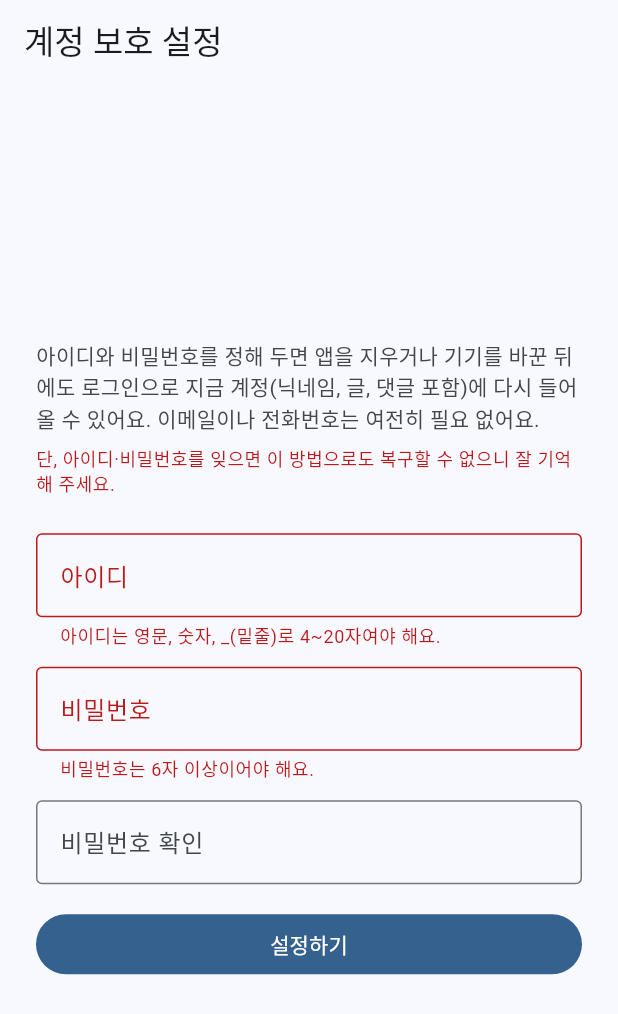
After one commit to orangenova91/sokdak, a Flutter app: the CredentialsSetupScreen screen opened by its route, after a tap on "설정하기", on a phone screen of 412 x 824 dp. The commit adds this screen. Shown: the top 1014 px of the screen. Run offline on Flutter 3.47's test engine with Material 3 defaults, Android fonts, the phone set to English and light mode, and no system bars; our stand-ins replace flutter_riverpod, go_router, supabase_flutter; accounts and stored records are empty.

Commit message:
로그인 시스템 개선 로그아웃 가능

```diff
--- /dev/null
+++ b/lib/core/util/username_credentials.dart
@@ -0,0 +1,32 @@
+/// 아이디·비밀번호 로그인에 쓰는 규칙과 변환 규칙.
+///
+/// Supabase Auth의 비밀번호 로그인은 "이메일 + 비밀번호" 구조로만 동작하므로,
+/// 이용자가 정한 아이디를 실제로 존재하지 않는(.invalid) 내부용 주소로 변환해서 쓴다.
+/// .invalid 는 RFC 2606이 "절대 실제 도메인이 될 수 없다"고 예약해 둔 TLD라서,
+/// 메일을 보내거나 받을 일이 없는 이 용도에 안전하다. 화면에는 이 변환이 전혀
+/// 드러나지 않고, 이용자는 "아이디"만 입력한다.
+class UsernameCredentials {
+  UsernameCredentials._();
+
+  static const _domain = 'users.sokdak.invalid';
+
+  static final _usernamePattern = RegExp(r'^[a-zA-Z0-9_]{4,20}$');
+
+  /// 아이디로 쓸 수 없으면 안내 문구, 문제 없으면 null.
+  static String? validateUsername(String username) {
+    if (!_usernamePattern.hasMatch(username)) {
+      return '아이디는 영문, 숫자, _(밑줄)로 4~20자여야 해요.';
+    }
+    return null;
+  }
+
+  /// 비밀번호로 쓸 수 없으면 안내 문구, 문제 없으면 null.
+  static String? validatePassword(String password) {
+    if (password.length < 6) return '비밀번호는 6자 이상이어야 해요.';
+    return null;
+  }
+
+  /// 아이디를 Supabase에 보낼 내부용 주소로 바꾼다. 실제로 발송되지 않는다.
+  static String toSyntheticEmail(String username) =>
+      '${username.trim().toLowerCase()}@$_domain';
+}
--- /dev/null
+++ b/lib/features/auth/credentials_setup_screen.dart
@@ -0,0 +1,162 @@
+import 'package:flutter/material.dart';
+import 'package:flutter_riverpod/flutter_riverpod.dart';
+import 'package:go_router/go_router.dart';
+
+import '../../core/util/username_credentials.dart';
+import 'auth_providers.dart';
+import 'auth_repository.dart';
+
+/// 익명 계정에 아이디·비밀번호를 설정해 영구 계정으로 승격하는 화면.
+/// 지금까지 쓴 글·댓글은 계정 ID가 그대로라서 전부 유지된다.
+class CredentialsSetupScreen extends ConsumerStatefulWidget {
+  const CredentialsSetupScreen({super.key});
+
+  @override
+  ConsumerState<CredentialsSetupScreen> createState() =>
+      _CredentialsSetupScreenState();
+}
+
+class _CredentialsSetupScreenState
+    extends ConsumerState<CredentialsSetupScreen> {
+  final _formKey = GlobalKey<FormState>();
+  final _usernameController = TextEditingController();
+  final _passwordController = TextEditingController();
+  final _confirmController = TextEditingController();
+
+  bool _loading = false;
+  String? _error;
+
+  @override
+  void dispose() {
+    _usernameController.dispose();
+    _passwordController.dispose();
+    _confirmController.dispose();
+    super.dispose();
+  }
+
+  Future<void> _submit() async {
+    if (!_formKey.currentState!.validate()) return;
+    setState(() {
+      _loading = true;
+      _error = null;
+    });
+    try {
+      await ref
+          .read(authRepositoryProvider)
+          .setCredentials(
+            username: _usernameController.text.trim(),
+            password: _passwordController.text,
+          );
+      if (!mounted) return;
+      ScaffoldMessenger.of(context).showSnackBar(
+        const SnackBar(content: Text('설정했어요. 이제 이 아이디로 다른 기기에서도 로그인할 수 있어요.')),
+      );
+      context.pop();
+    } on UsernameTakenException {
+      if (!mounted) return;
+      setState(() => _error = '이미 사용 중인 아이디예요. 다른 아이디를 써 주세요.');
+    } catch (_) {
+      if (!mounted) return;
+      setState(() => _error = '설정하지 못했어요. 잠시 후 다시 시도해 주세요.');
+    } finally {
+      if (mounted) setState(() => _loading = false);
+    }
+  }
+
+  @override
+  Widget build(BuildContext context) {
+    final colors = Theme.of(context).colorScheme;
+
+    return Scaffold(
+      appBar: AppBar(title: const Text('계정 보호 설정')),
+      body: SafeArea(
+        child: Center(
+          child: ConstrainedBox(
+            constraints: const BoxConstraints(maxWidth: 480),
+            child: SingleChildScrollView(
+              padding: const EdgeInsets.all(24),
+              child: Form(
+                key: _formKey,
+                child: Column(
+                  crossAxisAlignment: CrossAxisAlignment.start,
+                  children: [
+                    Text(
+                      '아이디와 비밀번호를 정해 두면 앱을 지우거나 기기를 바꾼 뒤에도 로그인으로 '
+                      '지금 계정(닉네임, 글, 댓글 포함)에 다시 들어올 수 있어요. 이메일이나 전화번호는 '
+                      '여전히 필요 없어요.',
+                      style: Theme.of(context).textTheme.bodyMedium?.copyWith(
+                        color: colors.onSurfaceVariant,
+                      ),
+                    ),
+                    const SizedBox(height: 8),
+                    Text(
+                      '단, 아이디·비밀번호를 잊으면 이 방법으로도 복구할 수 없으니 잘 기억해 주세요.',
+                      style: Theme.of(
+                        context,
+                      ).textTheme.bodySmall?.copyWith(color: colors.error),
+                    ),
+                    const SizedBox(height: 24),
+                    TextFormField(
+                      controller: _usernameController,
+                      decoration: const InputDecoration(
+                        border: OutlineInputBorder(),
+                        labelText: '아이디',
+                        helperText: '영문, 숫자, _(밑줄)로 4~20자',
+                      ),
+                      validator: (value) =>
+                          UsernameCredentials.validateUsername(value ?? ''),
+                    ),
+                    const SizedBox(height: 12),
+                    TextFormField(
+                      controller: _passwordController,
+                      obscureText: true,
+                      decoration: const InputDecoration(
+                        border: OutlineInputBorder(),
+                        labelText: '비밀번호',
+                        helperText: '6자 이상',
+                      ),
+                      validator: (value) =>
+                          UsernameCredentials.validatePassword(value ?? ''),
+                    ),
+                    const SizedBox(height: 12),
+                    TextFormField(
+                      controller: _confirmController,
+                      obscureText: true,
+                      decoration: const InputDecoration(
+                        border: OutlineInputBorder(),
+                        labelText: '비밀번호 확인',
+                      ),
+                      validator: (value) => value != _passwordController.text
+                          ? '비밀번호가 서로 달라요.'
+                          : null,
+                    ),
+                    const SizedBox(height: 16),
+                    if (_error != null) ...[
+                      Text(_error!, style: TextStyle(color: colors.error)),
+                      const SizedBox(height: 12),
+                    ],
+                    SizedBox(
+                      width: double.infinity,
+                      child: FilledButton(
+                        onPressed: _loading ? null : _submit,
+                        child: _loading
+                            ? const SizedBox(
+                                height: 20,
+                                width: 20,
+                                child: CircularProgressIndicator(
+                                  strokeWidth: 2,
+                                ),
+                              )
+                            : const Text('설정하기'),
+                      ),
+                    ),
+                  ],
+                ),
+              ),
+            ),
+          ),
+        ),
+      ),
+    );
+  }
+}
--- a/lib/features/me/legal_texts.dart
+++ b/lib/features/me/legal_texts.dart
@@ -23,8 +23,11 @@ const termsOfService = LegalDocument(
     LegalSection('1. 서비스 소개', '교무실 속닥속닥은 교사들이 익명으로 이야기와 노하우를 나누는 커뮤니티입니다.'),
     LegalSection(
       '2. 익명성',
-      '가입에는 이메일이나 전화번호가 필요하지 않습니다. 앱을 삭제하거나 기기를 바꾸면 '
-          '계정을 복구할 수 없습니다. 이용자는 언제든지 내 정보 화면에서 계정과 작성한 내용을 삭제할 수 있습니다.',
+      '가입에는 이메일이나 전화번호가 필요하지 않습니다. 내 정보 > 계정 보호 설정에서 아이디와 '
+          '비밀번호를 정해 두지 않으면, 앱을 삭제하거나 기기를 바꿀 때 계정을 복구할 수 없습니다. '
+          '아이디·비밀번호를 정해 두었다면 그 정보로 다시 로그인할 수 있으며, 이 경우에도 이메일이나 '
+          '전화번호는 여전히 수집하지 않습니다. 이용자는 언제든지 내 정보 화면에서 계정과 작성한 내용을 '
+          '삭제할 수 있습니다.',
     ),
     LegalSection(
       '3. 금지 행위와 무관용 원칙',
@@ -67,7 +70,9 @@ const privacyPolicy = LegalDocument(
       '• 익명 계정 식별자(자동 생성)\n'
           '• 닉네임, 지역, 학교급 (이용자가 직접 입력)\n'
           '• 이용자가 작성한 글, 댓글, 공감, 신고, 차단 내역\n'
-          '이메일, 전화번호, 실명은 수집하지 않습니다.',
+          '• (선택) 계정 보호를 위해 이용자가 정한 아이디와 비밀번호. 비밀번호는 원문이 저장되지 않고 '
+          '암호화되어 저장되며, 운영자를 포함해 누구도 원래 비밀번호를 확인할 수 없습니다.\n'
+          '이메일, 전화번호, 실명은 수집하지 않으며, 아이디도 실제 이메일이나 전화번호일 필요가 없습니다.',
     ),
     LegalSection(
       '2. 이용 목적',
--- a/lib/features/me/my_page_screen.dart
+++ b/lib/features/me/my_page_screen.dart
@@ -5,6 +5,7 @@ import 'package:go_router/go_router.dart';
 
 import '../../core/config/app_info.dart';
 import '../../core/supabase/supabase_provider.dart';
+import '../auth/auth_providers.dart';
 import '../board/board_providers.dart';
 import '../board/report_sheet.dart';
 import '../profile/profile_providers.dart';
@@ -32,6 +33,24 @@ class MyPageScreen extends ConsumerWidget {
     }
   }
 
+  Future<void> _signOut(BuildContext context, WidgetRef ref) async {
+    final yes = await confirm(
+      context,
+      title: '로그아웃',
+      message: '아이디와 비밀번호로 언제든 다시 로그인할 수 있어요.',
+      confirmLabel: '로그아웃',
+    );
+    if (!yes) return;
+    try {
+      await ref.read(authRepositoryProvider).signOut();
+    } catch (_) {
+      if (!context.mounted) return;
+      ScaffoldMessenger.of(
+        context,
+      ).showSnackBar(const SnackBar(content: Text('로그아웃하지 못했어요. 다시 시도해 주세요.')));
+    }
+  }
+
   @override
   Widget build(BuildContext context, WidgetRef ref) {
     final textTheme = Theme.of(context).textTheme;
@@ -42,6 +61,9 @@ class MyPageScreen extends ConsumerWidget {
         ?.where((r) => r.code == profile?.regionCode)
         .firstOrNull
         ?.name;
+    final hasCredentials = ref.watch(hasCredentialsProvider);
+    final user = ref.watch(currentUserProvider);
+    final username = hasCredentials ? user?.email?.split('@').first : null;
 
     return Scaffold(
       appBar: AppBar(title: const Text('내 정보')),
@@ -74,6 +96,22 @@ class MyPageScreen extends ConsumerWidget {
               ),
             ),
           const Divider(height: 1),
+          if (hasCredentials)
+            ListTile(
+              leading: Icon(
+                Icons.verified_user_outlined,
+                color: colors.primary,
+              ),
+              title: const Text('계정 보호 설정됨'),
+              subtitle: Text('아이디: $username'),
+            )
+          else
+            ListTile(
+              leading: const Icon(Icons.lock_outline),
+              title: const Text('계정 보호 설정'),
+              subtitle: const Text('아이디·비밀번호를 만들어 다른 기기에서도 로그인할 수 있어요'),
+              onTap: () => context.push('/credentials'),
+            ),
           ListTile(
             leading: const Icon(Icons.block),
             title: const Text('차단한 사용자'),
@@ -96,6 +134,12 @@ class MyPageScreen extends ConsumerWidget {
               subtitle: const Text(AppInfo.contactEmail),
             ),
           const Divider(height: 1),
+          if (hasCredentials)
+            ListTile(
+              leading: const Icon(Icons.logout),
+              title: const Text('로그아웃'),
+              onTap: () => _signOut(context, ref),
+            ),
           ListTile(
             leading: Icon(Icons.delete_outline, color: colors.error),
             title: Text('계정 삭제', style: TextStyle(color: colors.error)),
@@ -103,8 +147,8 @@ class MyPageScreen extends ConsumerWidget {
           ),
           if (kDebugMode)
             ListTile(
-              leading: const Icon(Icons.logout),
-              title: const Text('개발용: 로그아웃 (계정은 서버에 남음)'),
+              leading: const Icon(Icons.bug_report_outlined),
+              title: const Text('개발용: 강제 로그아웃 (계정 보호 미설정 시 복구 불가)'),
               onTap: () => ref.read(supabaseProvider).auth.signOut(),
             ),
         ],
--- a/lib/features/onboarding/welcome_screen.dart
+++ b/lib/features/onboarding/welcome_screen.dart
@@ -114,6 +114,12 @@ class _WelcomeScreenState extends ConsumerState<WelcomeScreen> {
                           : const Text('시작하기'),
                     ),
                   ),
+                  Center(
+                    child: TextButton(
+                      onPressed: () => context.push('/login'),
+                      child: const Text('이미 계정이 있으신가요? 로그인'),
+                    ),
+                  ),
                 ],
               ),
             ),
--- a/pubspec.yaml
+++ b/pubspec.yaml
@@ -16,7 +16,7 @@ publish_to: 'none' # Remove this line if you wish to publish to pub.dev
 # https://developer.apple.com/library/archive/documentation/General/Reference/InfoPlistKeyReference/Articles/CoreFoundationKeys.html
 # In Windows, build-name is used as the major, minor, and patch parts
 # of the product and file versions while build-number is used as the build suffix.
-version: 1.0.0+2
+version: 1.0.0+3
 
 environment:
   sdk: ^3.12.2
```
Also changed, not shown: lib/core/router/app_router.dart (+9 -2 lines), lib/features/auth/auth_providers.dart (+12 -0 lines), lib/features/auth/auth_repository.dart (added, +62 -0 lines), lib/features/auth/login_screen.dart (added, +136 -0 lines), 1 other file.
